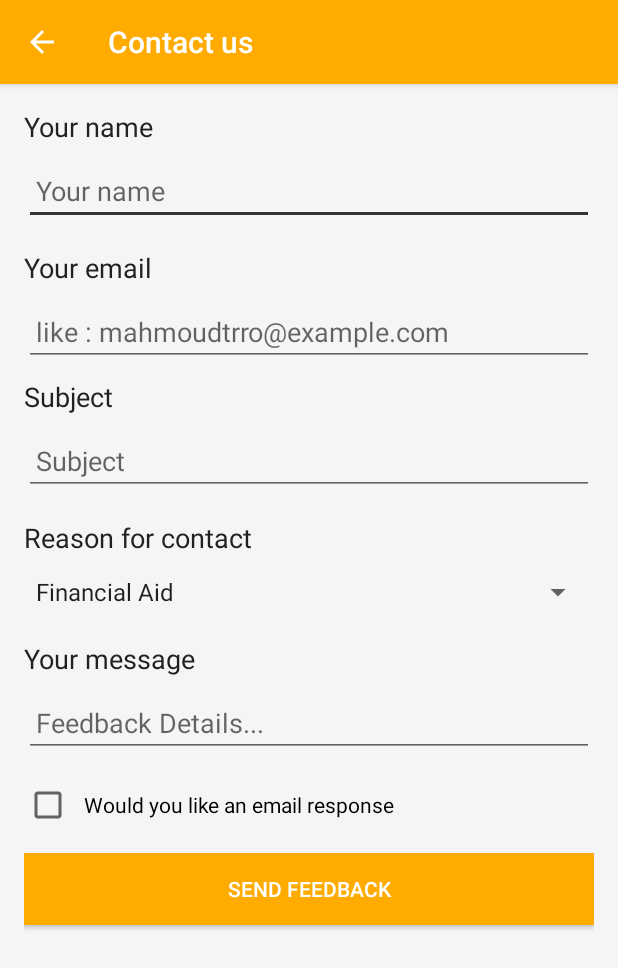
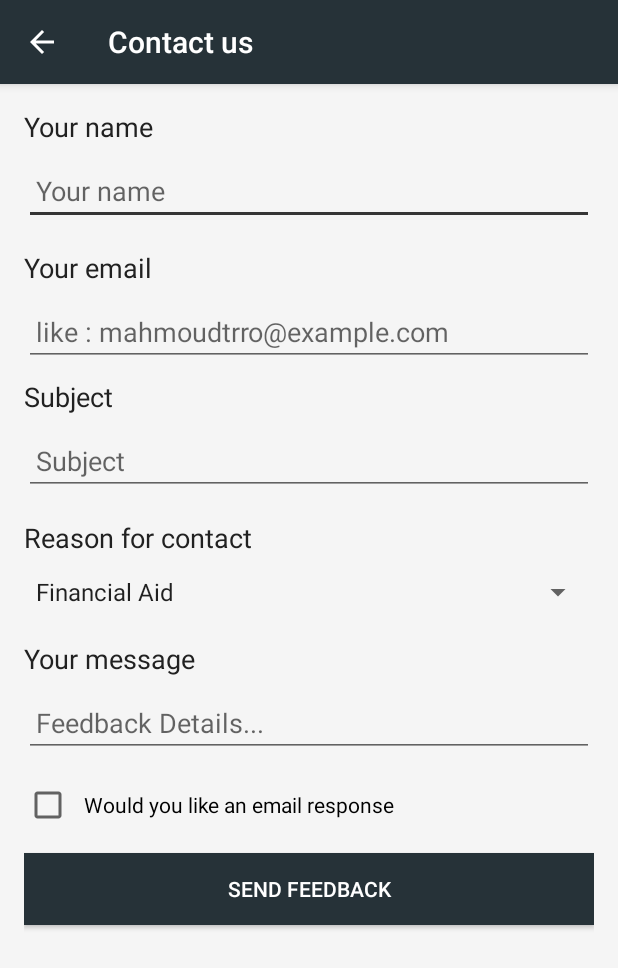
Before and after one commit to nabil-hfz/Zeon, an Android app: the ContactActivity screen opened directly, with no data from a screen before it, on a phone screen of 412 x 824 dp. Shown: the top 968 px of the screen. Run offline under Robolectric (Android 15) with nearby library versions, the phone set to English and light mode, and no system bars; network calls fail.

Commit message:
some job about us act

```diff
--- a/app/src/main/AndroidManifest.xml
+++ b/app/src/main/AndroidManifest.xml
@@ -8,9 +8,9 @@
 
     <application
         android:allowBackup="true"
-        android:icon="@mipmap/ic_launcher"
+        android:icon="@mipmap/logo"
         android:label="@string/app_name"
-        android:roundIcon="@mipmap/ic_launcher_round"
+        android:roundIcon="@mipmap/logo"
         android:supportsRtl="true"
         android:theme="@style/AppTheme">
         <activity
--- a/app/src/main/java/com/example/volley/zeon/MainActivity.java
+++ b/app/src/main/java/com/example/volley/zeon/MainActivity.java
@@ -1,6 +1,5 @@
 package com.example.volley.zeon;
 
-import android.content.ClipData;
 import android.content.Intent;
 import android.os.Bundle;
 import android.support.design.widget.NavigationView;
@@ -11,7 +10,6 @@ import android.support.v7.app.AppCompatActivity;
 import android.support.v7.widget.LinearLayoutManager;
 import android.support.v7.widget.RecyclerView;
 import android.support.v7.widget.Toolbar;
-import android.view.Menu;
 import android.view.MenuItem;
 import android.view.View;
 import android.widget.ImageView;
--- a/app/src/main/java/com/example/volley/zeon/RecyclerAdapter/AdapterDivision.java
+++ b/app/src/main/java/com/example/volley/zeon/RecyclerAdapter/AdapterDivision.java
@@ -1,22 +1,17 @@
 package com.example.volley.zeon.RecyclerAdapter;
 
 import android.content.Context;
-import android.preference.TwoStatePreference;
 import android.support.v7.widget.RecyclerView;
 import android.view.LayoutInflater;
 import android.view.View;
 import android.view.ViewGroup;
-import android.widget.AdapterView;
-import android.widget.Button;
 import android.widget.ImageView;
 import android.widget.TextView;
 import android.widget.Toast;
 
-import com.example.volley.zeon.Listeners.RecyclerItemClickListener;
 import com.example.volley.zeon.Model.Division;
 import com.example.volley.zeon.R;
 import com.squareup.picasso.Picasso;
-
 
 import java.util.List;
 
--- a/app/src/main/java/com/example/volley/zeon/Util/UtilTools.java
+++ b/app/src/main/java/com/example/volley/zeon/Util/UtilTools.java
@@ -1,9 +1,6 @@
 package com.example.volley.zeon.Util;
 
-import android.content.Context;
 import android.content.Intent;
-import android.net.ConnectivityManager;
-import android.net.NetworkInfo;
 import android.net.Uri;
 import android.text.TextUtils;
 import android.util.Log;
--- a/app/src/main/res/layout/activity_about_us.xml
+++ b/app/src/main/res/layout/activity_about_us.xml
@@ -1,8 +1,5 @@
 <?xml version="1.0" encoding="utf-8"?><!--
-/**
- * Author of this Layout is Nabil in 2018/03/11
- */
- -->
+/*** Author of this Layout is Nabil in 2018/03/11*/-->
 <android.support.constraint.ConstraintLayout xmlns:android="http://schemas.android.com/apk/res/android"
     xmlns:app="http://schemas.android.com/apk/res-auto"
     android:layout_width="match_parent"
--- a/app/src/main/res/values/colors.xml
+++ b/app/src/main/res/values/colors.xml
@@ -1,7 +1,7 @@
 <?xml version="1.0" encoding="utf-8"?>
 <resources>
-    <color name="colorPrimary">#FFAB00</color>
-    <color name="colorPrimaryDark">#c8000000</color>
+    <color name="colorPrimary">#263238</color>
+    <color name="colorPrimaryDark">#BF360C</color>
     <color name="colorAccent">#c8000000</color>
     <color name="viewBg">#f1f5f8</color>
     <color name="nameMember">#000000</color>
```
